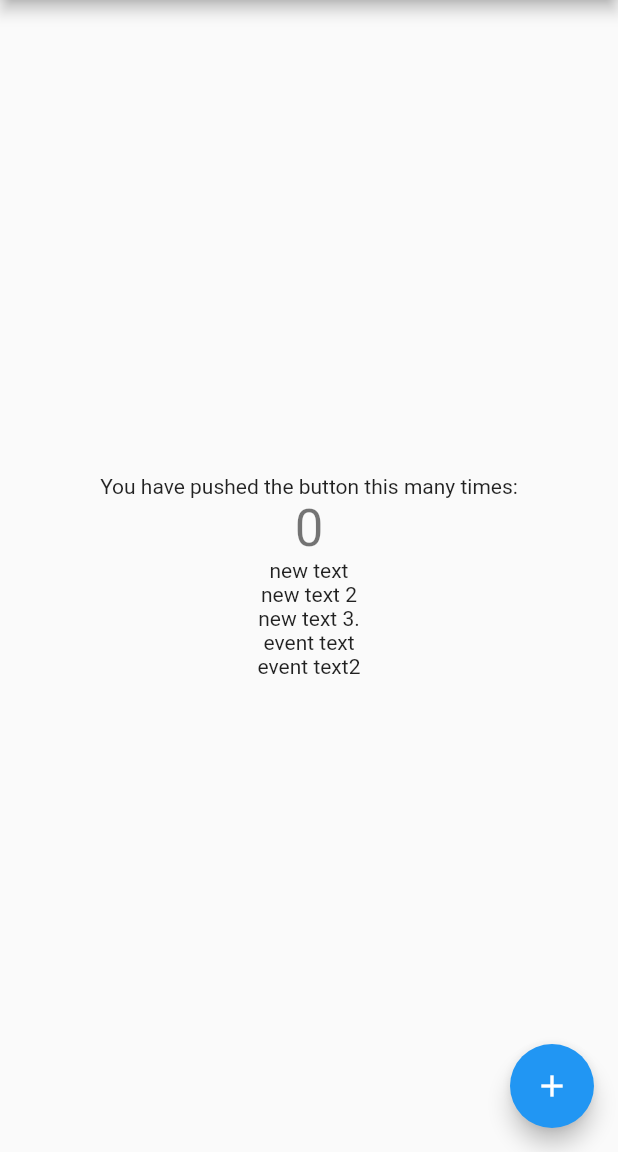
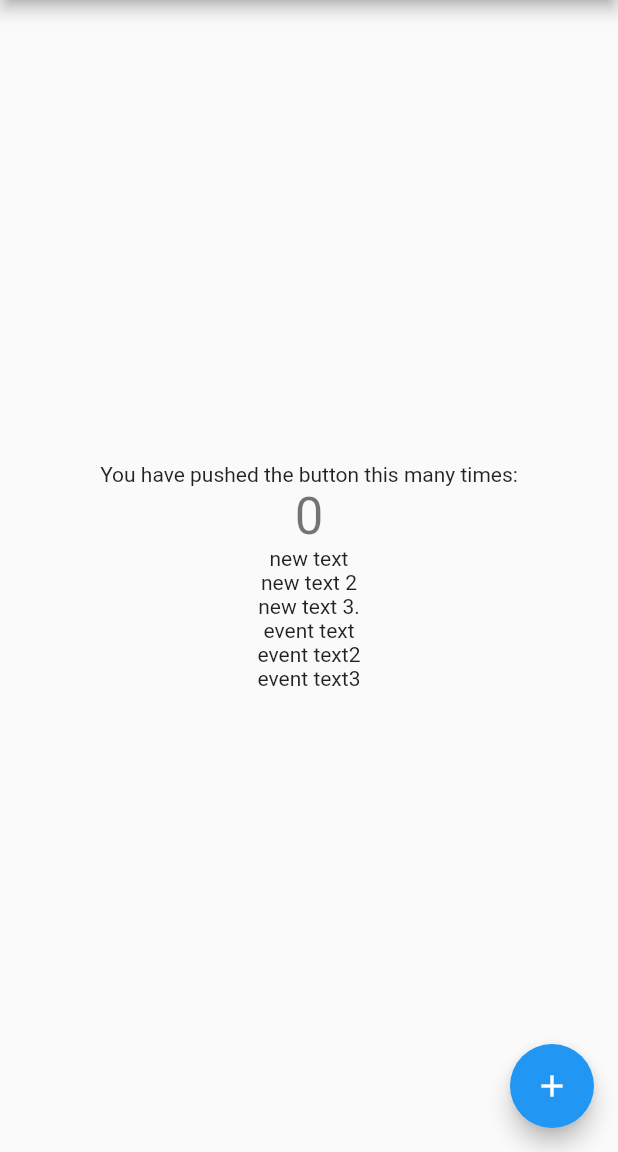
Before and after one commit to CvamKr/git_learning_github, a Flutter app: the screen it shows after launch, on a phone screen of 412 x 824 dp, the part 84-1236 px from its top. Run offline on Flutter 3.47's test engine with Material 2 defaults, Android fonts, the phone set to English and light mode, and no system bars.

Commit message:
event text3

```diff
--- a/lib/main.dart
+++ b/lib/main.dart
@@ -79,7 +79,8 @@ class _MyHomePageState extends State<MyHomePage> {
             Text('new text 2'),
             Text('new text 3.'),
             Text('event text'),
-            Text('event text2')
+            Text('event text2'),
+            Text('event text3'),
           ],
         ),
       ),
```
